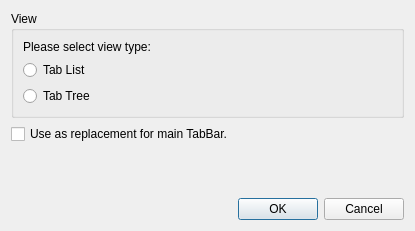
Before: the Qt Designer form src/plugins/VerticalTabs/verticaltabssettings.ui in QupZilla/qupzilla, drawn with Qt 5.
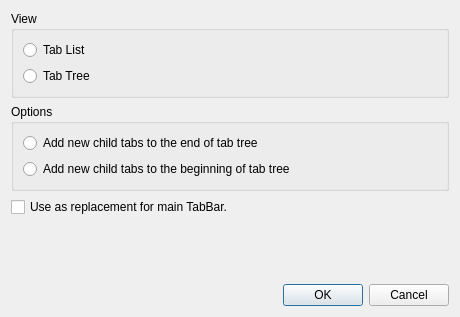
After: the same form once the commit is applied.

Commit message: VerticalTabs: Add option to append/prepend new child tabs

Diff of the .ui file:
```diff
--- a/src/plugins/VerticalTabs/verticaltabssettings.ui
+++ b/src/plugins/VerticalTabs/verticaltabssettings.ui
@@ -6,8 +6,8 @@
    <rect>
     <x>0</x>
     <y>0</y>
-    <width>415</width>
-    <height>231</height>
+    <width>460</width>
+    <height>317</height>
    </rect>
   </property>
   <property name="windowTitle">
@@ -20,13 +20,6 @@
       <string>View</string>
      </property>
      <layout class="QVBoxLayout" name="verticalLayout">
-      <item>
-       <widget class="QLabel" name="label">
-        <property name="text">
-         <string>Please select view type:</string>
-        </property>
-       </widget>
-      </item>
       <item>
        <widget class="QRadioButton" name="tabListView">
         <property name="text">
@@ -44,6 +37,29 @@
      </layout>
     </widget>
    </item>
+   <item>
+    <widget class="QGroupBox" name="groupBox_2">
+     <property name="title">
+      <string>Options</string>
+     </property>
+     <layout class="QFormLayout" name="formLayout">
+      <item row="0" column="0" colspan="2">
+       <widget class="QRadioButton" name="appendChild">
+        <property name="text">
+         <string>Add new child tabs to the end of tab tree</string>
+        </property>
+       </widget>
+      </item>
+      <item row="1" column="0" colspan="2">
+       <widget class="QRadioButton" name="prependChild">
+        <property name="text">
+         <string>Add new child tabs to the beginning of tab tree</string>
+        </property>
+       </widget>
+      </item>
+     </layout>
+    </widget>
+   </item>
    <item>
     <widget class="QCheckBox" name="replaceTabBar">
      <property name="text">
```
The commit also changes 3 other files.
